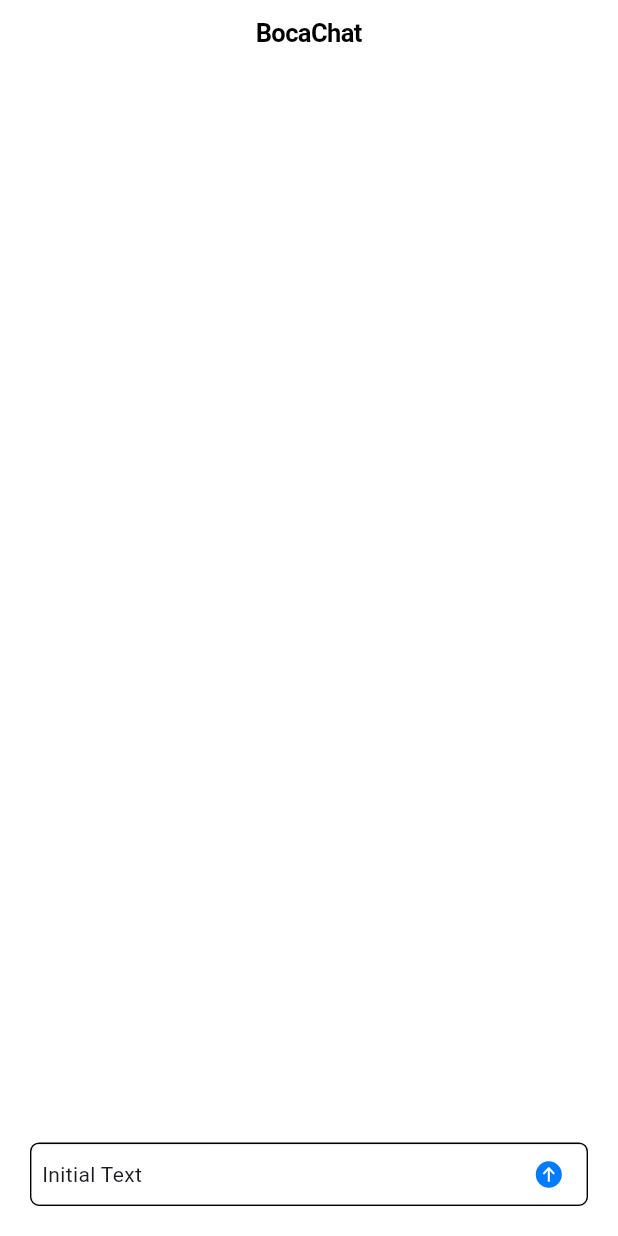
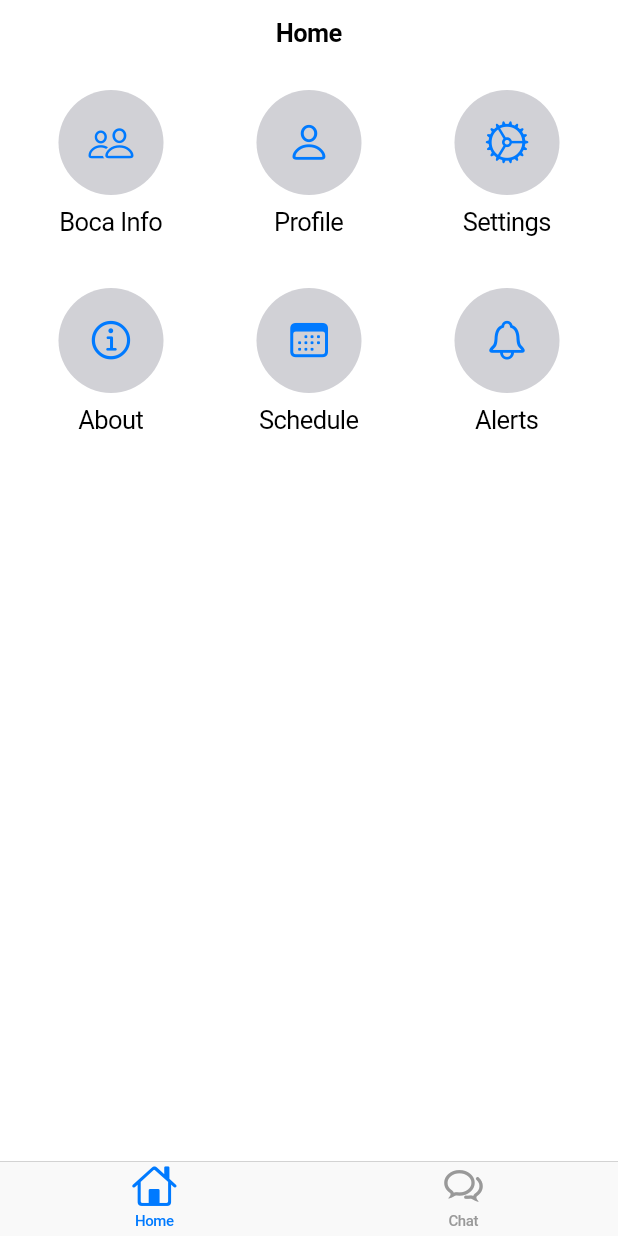
Before and after one commit to ClutchOttoman/BocaChat, a Flutter app: the screen it shows after launch, on a phone screen of 412 x 824 dp. Run offline on Flutter 3.47's test engine with Material 3 defaults, Android fonts, the phone set to English and light mode, and no system bars.

Commit message:
Multiple tabs and pages with navigation system.

```diff
--- /dev/null
+++ b/lib/home_page.dart
@@ -0,0 +1,111 @@
+import 'package:flutter/cupertino.dart';
+import 'BocaInfoPage.dart';
+
+class HomePage extends StatelessWidget {
+  const HomePage({super.key});
+
+  final List<_HomeButtonData> buttons = const [
+    _HomeButtonData(
+      pageData: BocaInfoPage(),
+      icon: CupertinoIcons.person_2,
+      label: 'Boca Info',
+    ),
+    _HomeButtonData(
+      pageData: TemporaryPage(),
+      icon: CupertinoIcons.person,
+      label: 'Profile',
+    ),
+    _HomeButtonData(
+      pageData: TemporaryPage(),
+      icon: CupertinoIcons.settings,
+      label: 'Settings',
+    ),
+    _HomeButtonData(
+      pageData: TemporaryPage(),
+      icon: CupertinoIcons.info,
+      label: 'About',
+    ),
+    _HomeButtonData(
+      pageData: TemporaryPage(),
+      icon: CupertinoIcons.calendar,
+      label: 'Schedule',
+    ),
+    _HomeButtonData(
+      pageData: TemporaryPage(),
+      icon: CupertinoIcons.bell,
+      label: 'Alerts',
+    ),
+  ];
+
+  @override
+  Widget build(BuildContext context) {
+    return CupertinoPageScaffold(
+      navigationBar: const CupertinoNavigationBar(middle: Text('Home')),
+      child: SafeArea(
+        child: GridView.count(
+          crossAxisCount: 3,
+          padding: const EdgeInsets.all(16),
+          crossAxisSpacing: 16,
+          mainAxisSpacing: 16,
+          children:
+              buttons.map((button) {
+                return Column(
+                  mainAxisSize: MainAxisSize.min,
+                  children: [
+                    CupertinoButton(
+                      padding: EdgeInsets.zero,
+                      onPressed: () {
+                        Navigator.push(
+                          context,
+                          CupertinoPageRoute(
+                            builder: (context) => button.pageData,
+                          ),
+                        );
+                      },
+                      child: Container(
+                        width: 70,
+                        height: 70,
+                        decoration: const BoxDecoration(
+                          shape: BoxShape.circle,
+                          color: CupertinoColors.systemGrey4,
+                        ),
+                        child: Icon(button.icon, size: 30),
+                      ),
+                    ),
+                    const SizedBox(height: 8),
+                    Text(
+                      button.label,
+                      style: CupertinoTheme.of(context).textTheme.textStyle,
+                    ),
+                  ],
+                );
+              }).toList(),
+        ),
+      ),
+    );
+  }
+}
+
+class _HomeButtonData {
+  final IconData icon;
+  final String label;
+  final StatelessWidget pageData;
+
+  const _HomeButtonData({
+    required this.pageData,
+    required this.icon,
+    required this.label,
+  });
+}
+
+class TemporaryPage extends StatelessWidget {
+  const TemporaryPage({super.key});
+
+  @override
+  Widget build(BuildContext context) {
+    return CupertinoPageScaffold(
+      navigationBar: const CupertinoNavigationBar(middle: Text('Temporary')),
+      child: const Center(child: Text('This is a temporary page.')),
+    );
+  }
+}
--- a/lib/main.dart
+++ b/lib/main.dart
@@ -1,8 +1,5 @@
-import 'dart:math';
-
-import 'package:flutter/cupertino.dart';
+/*import 'package:flutter/cupertino.dart';
 import 'textColumn.dart';
-import 'package:flutter/rendering.dart';
 
 void main() {
   runApp(const MyApp());
@@ -22,4 +19,56 @@ class MyApp extends StatelessWidget {
       debugShowCheckedModeBanner: false,
     );
   }
+}*/
+
+import 'package:flutter/cupertino.dart';
+import 'home_page.dart';
+import 'chat_page.dart';
+
+void main() {
+  runApp(const MyApp());
 }
+
+class MyApp extends StatelessWidget {
+  const MyApp({super.key});
+
+  @override
+  Widget build(BuildContext context) {
+    return const CupertinoApp(
+      home: MainTabs(),
+      debugShowCheckedModeBanner: false,
+    );
+  }
+}
+
+class MainTabs extends StatelessWidget {
+  const MainTabs({super.key});
+
+  @override
+  Widget build(BuildContext context) {
+    return CupertinoTabScaffold(
+      tabBar: CupertinoTabBar(
+        items: const [
+          BottomNavigationBarItem(
+            icon: Icon(CupertinoIcons.home),
+            label: 'Home',
+          ),
+          BottomNavigationBarItem(
+            icon: Icon(CupertinoIcons.chat_bubble_2),
+            label: 'Chat',
+          ),
+        ],
+      ),
+      tabBuilder: (context, index) {
+        switch (index) {
+          case 0:
+            return CupertinoTabView(builder: (context) => HomePage());
+          case 1:
+            return CupertinoTabView(builder: (context) => ChatPage());
+          default:
+            return CupertinoTabView(builder: (context) => HomePage());
+        }
+      },
+    );
+  }
+}
--- a/pubspec.yaml
+++ b/pubspec.yaml
@@ -30,6 +30,9 @@ environment:
 dependencies:
   flutter:
     sdk: flutter
+
+  http: 1.4.0
+
 
   # The following adds the Cupertino Icons font to your application.
   # Use with the CupertinoIcons class for iOS style icons.
```
Also changed, not shown: lib/BocaInfoPage.dart (added, +45 -0 lines), lib/chat_page.dart (added, +16 -0 lines), lib/textColumn.dart (+35 -7 lines), pubspec.lock.
